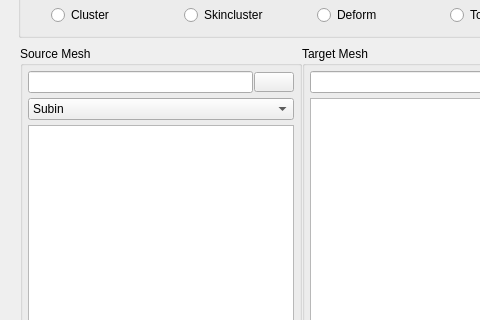
subing85/subins_tutorials, file smartDeform/resources/ui/from_ui.ui: the form before one commit; both pictures show x 0 to 480 and y 170 to 490 of the 604 by 758 pixel window.
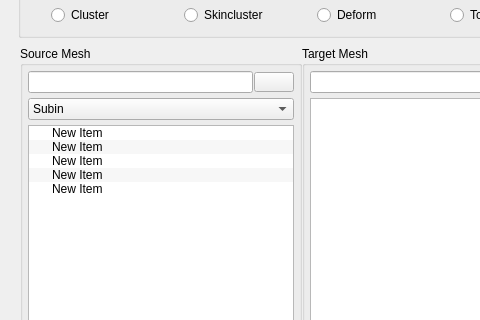
The form after the commit. Icons and pictures are not drawn.

What changed in the file:
```diff
--- a/smartDeform/resources/ui/from_ui.ui
+++ b/smartDeform/resources/ui/from_ui.ui
@@ -242,10 +242,55 @@
               </widget>
              </item>
              <item>
-              <widget class="QListWidget" name="listWidget_source">
+              <widget class="QTreeWidget" name="treeWidget_source">
+               <property name="alternatingRowColors">
+                <bool>true</bool>
+               </property>
                <property name="selectionMode">
                 <enum>QAbstractItemView::ExtendedSelection</enum>
                </property>
+               <property name="sortingEnabled">
+                <bool>true</bool>
+               </property>
+               <property name="headerHidden">
+                <bool>true</bool>
+               </property>
+               <property name="expandsOnDoubleClick">
+                <bool>false</bool>
+               </property>
+               <attribute name="headerVisible">
+                <bool>false</bool>
+               </attribute>
+               <column>
+                <property name="text">
+                 <string notr="true">1</string>
+                </property>
+               </column>
+               <item>
+                <property name="text">
+                 <string>New Item</string>
+                </property>
+               </item>
+               <item>
+                <property name="text">
+                 <string>New Item</string>
+                </property>
+               </item>
+               <item>
+                <property name="text">
+                 <string>New Item</string>
+                </property>
+               </item>
+               <item>
+                <property name="text">
+                 <string>New Item</string>
+                </property>
+               </item>
+               <item>
+                <property name="text">
+                 <string>New Item</string>
+                </property>
+               </item>
               </widget>
              </item>
             </layout>
```
